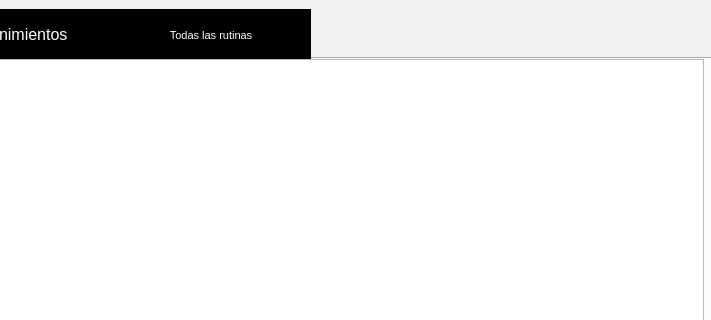
razulued/qt_application, file asa_application/bitacora.ui: the form before one commit; both pictures show x 89 to 800 and y 0 to 320 of the 800 by 600 pixel window.
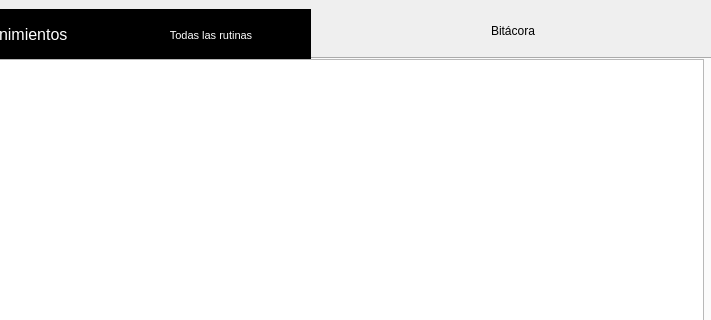
The form after the commit. The open tabs and pages were chosen to show the change. Icons and pictures are not drawn.

The edit to the form file:
```diff
--- a/asa_application/bitacora.ui
+++ b/asa_application/bitacora.ui
@@ -31,7 +31,7 @@
   <widget class="QLabel" name="label">
    <property name="geometry">
     <rect>
-     <x>210</x>
+     <x>580</x>
      <y>10</y>
      <width>181</width>
      <height>41</height>
```
Left out of the diff: 4 changed lines with no effect on the pictures.
